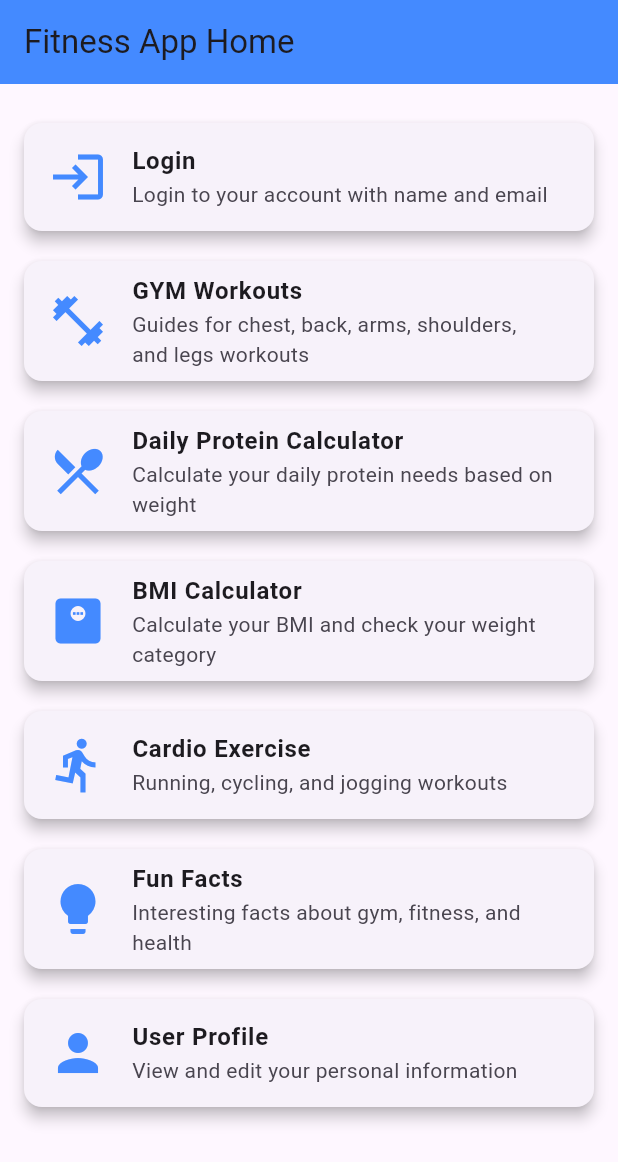
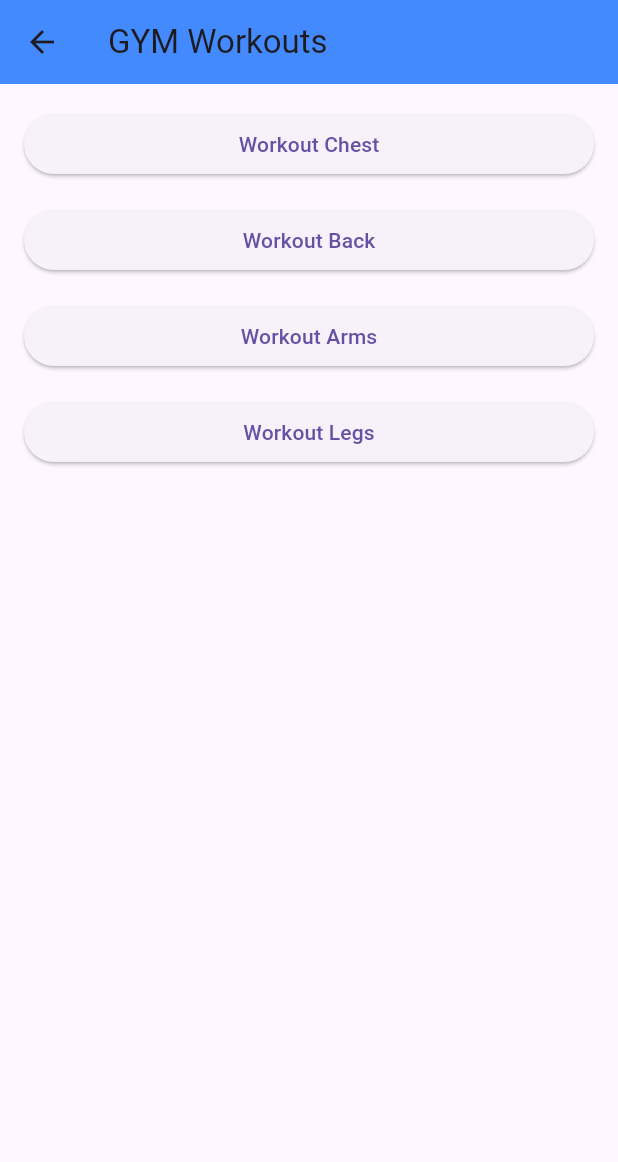
Before and after one commit to FelixJon17/UTS_MOBILEPROGRAMMING_KELOMPOK8, a Flutter app: the screen it shows after launch, after a tap on "GYM Workouts", on a phone screen of 412 x 824 dp. Shown: the top 1162 px of the screen. Run offline on Flutter 3.47's test engine with Material 3 defaults, Android fonts, the phone set to English and light mode, and no system bars.

Commit message:
add page gym_workouts.dart

```diff
--- /dev/null
+++ b/lib/screen/gym_workouts.dart
@@ -0,0 +1,55 @@
+import 'package:flutter/material.dart';
+
+class GymWorkoutsScreen extends StatefulWidget {
+  const GymWorkoutsScreen({super.key});
+
+  @override
+  GymWorkoutsScreenState createState() => GymWorkoutsScreenState();
+}
+
+class GymWorkoutsScreenState extends State<GymWorkoutsScreen> {
+  void _onWorkoutSelected(String workoutType) {
+    ScaffoldMessenger.of(context).showSnackBar(
+      SnackBar(
+        content: Text('$workoutType workout selected!'),
+      ),
+    );
+  }
+
+  @override
+  Widget build(BuildContext context) {
+    return Scaffold(
+      appBar: AppBar(
+        title: const Text('GYM Workouts'),
+        backgroundColor: Colors.blueAccent,
+      ),
+      body: Padding(
+        padding: const EdgeInsets.all(16.0),
+        child: Column(
+          crossAxisAlignment: CrossAxisAlignment.stretch,
+          children: [
+            ElevatedButton(
+              onPressed: () => _onWorkoutSelected('Chest'),
+              child: const Text('Workout Chest'),
+            ),
+            const SizedBox(height: 16.0),
+            ElevatedButton(
+              onPressed: () => _onWorkoutSelected('Back'),
+              child: const Text('Workout Back'),
+            ),
+            const SizedBox(height: 16.0),
+            ElevatedButton(
+              onPressed: () => _onWorkoutSelected('Arms'),
+              child: const Text('Workout Arms'),
+            ),
+            const SizedBox(height: 16.0),
+            ElevatedButton(
+              onPressed: () => _onWorkoutSelected('Legs'),
+              child: const Text('Workout Legs'),
+            ),
+          ],
+        ),
+      ),
+    );
+  }
+}
--- a/lib/screen/homescreen.dart
+++ b/lib/screen/homescreen.dart
@@ -1,5 +1,6 @@
 import 'package:flutter/material.dart';
 import 'protein_calculator_screen.dart';
+import 'gym_workouts.dart';
 
 class HomeScreen extends StatelessWidget {
   const HomeScreen({super.key});
@@ -29,7 +30,12 @@ class HomeScreen extends StatelessWidget {
               description:
                   'Guides for chest, back, arms, shoulders, and legs workouts',
               onTap: () {
-                // Navigate to GYM Workouts screen
+                Navigator.push(
+                  context,
+                  MaterialPageRoute(
+                    builder: (context) => const GymWorkoutsScreen(),
+                  ),
+                );
               },
             ),
             HomeFeatureTile(
```
